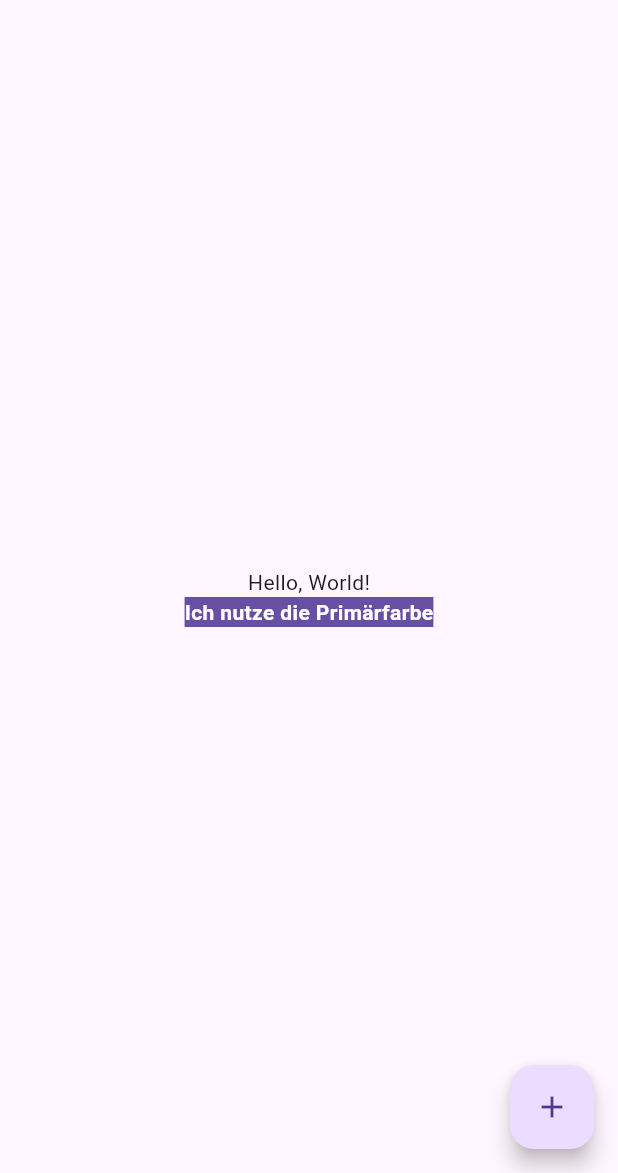
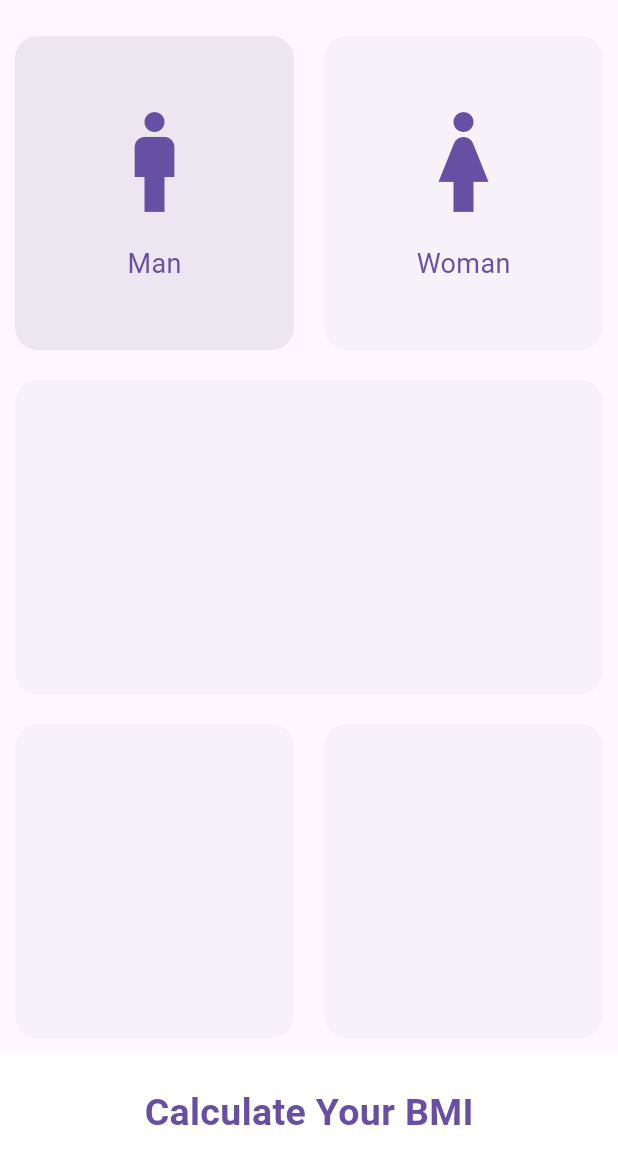
Before and after one commit to stiehle/bmi_calc, a Flutter app: the screen it shows after launch, on a phone screen of 412 x 824 dp, the part 63-1236 px from its top. Run offline on Flutter 3.47's test engine with Material 3 defaults, Android fonts, the phone set to English and light mode, and no system bars.

Commit message:
New Layout with Icons

```diff
--- a/lib/features/page/inputpage.dart
+++ b/lib/features/page/inputpage.dart
@@ -1,4 +1,5 @@
 import 'package:flutter/material.dart';
+// import 'package:font_awesome_flutter/font_awesome_flutter.dart';
 
 class InputPage extends StatefulWidget {
   const InputPage({super.key, required this.title});
@@ -19,28 +20,116 @@ class _InputPageState extends State<InputPage> {
         // backgroundColor: Theme.of(context).colorScheme.inversePrimary,
         title: Text(widget.title),
       ),
-      body: Center(
-        child: Column(
-          mainAxisAlignment: .center,
-          children: [
-            const Text('Hello, World!'),
-            Container(
-              color: Theme.of(context).colorScheme.primary,
-              child: Text(
-                "Ich nutze die Primärfarbe",
-                style: TextStyle(
-                  color: Theme.of(context).colorScheme.onPrimary,
-                  fontWeight: FontWeight.bold,
+      body: Column(
+        children: [
+          Expanded(
+            child: Row(
+              children: [
+                Expanded(
+                  child: ReusableCard(
+                    cardHighlight: true,
+                    cardChild: IconCard(icon: Icons.man, label: 'Man'),
+                  ),
+                ),
+
+                Expanded(
+                  child: ReusableCard(
+                    cardChild: IconCard(icon: Icons.woman, label: 'Woman'),
+                  ),
+                ),
+              ],
+            ),
+          ),
+          Expanded(child: ReusableCard()),
+          Expanded(
+            child: Row(
+              children: [
+                Expanded(child: ReusableCard()),
+                Expanded(child: ReusableCard()),
+              ],
+            ),
+          ),
+          Container(
+            color: Theme.of(context).colorScheme.onPrimary,
+            height: 80,
+            child: Center(
+              child: GestureDetector(
+                onTap: () {},
+                child: Text(
+                  'Calculate Your BMI',
+                  style: TextStyle(
+                    fontSize: 25,
+                    fontWeight: FontWeight.bold,
+                    color: Theme.of(context).colorScheme.primary,
+                  ),
                 ),
               ),
             ),
-          ],
-        ),
+          ),
+        ],
       ),
-      floatingActionButton: FloatingActionButton(
-        onPressed: () {},
-        child: Icon(Icons.add),
-      ),
+
+      // child: Container(
+      //         color: Theme.of(context).colorScheme.surfaceContainerLow,
+      //       ),
+
+      // floatingActionButton: FloatingActionButton(
+
+      //   onPressed: () {},
+      //   child: Icon(Icons.add),
+      // ),
     );
   }
 }
+
+class IconCard extends StatelessWidget {
+  const IconCard({required this.icon, required this.label, super.key});
+
+  final IconData? icon;
+  final String? label;
+
+  @override
+  Widget build(BuildContext context) {
+    return Column(
+      mainAxisAlignment: MainAxisAlignment.center,
+      children: [
+        Icon(icon, size: 80, color: Theme.of(context).colorScheme.primary),
+        SizedBox(height: 15),
+        Text(
+          label ?? 'MALE',
+          style: TextStyle(
+            fontSize: 18,
+            color: Theme.of(context).colorScheme.primary,
+          ),
+        ),
+      ],
+    );
+  }
+}
+
+class ReusableCard extends StatelessWidget {
+  // const ReusableCard({super.key});
+
+  const ReusableCard({super.key, this.cardHighlight = false, this.cardChild});
+
+  final bool cardHighlight;
+  final Widget? cardChild;
+
+  @override
+  Widget build(BuildContext context) {
+    return Container(
+      margin: EdgeInsets.all(10),
+      decoration: BoxDecoration(
+        // color: Theme.of(context).colorScheme.primaryContainer,
+        // color: Theme.of(context).colorScheme.surfaceContainerLow,
+        color: cardHighlight
+            ? Theme.of(context).colorScheme.surfaceContainerHigh
+            : Theme.of(context).colorScheme.surfaceContainerLow,
+
+        //
+        borderRadius: BorderRadius.circular(15),
+      ),
+      child: cardChild,
+    );
+  }
+}
--- a/lib/main.dart
+++ b/lib/main.dart
@@ -15,7 +15,7 @@ class MyApp extends StatelessWidget {
         useMaterial3: true,
         colorScheme: ColorScheme.fromSeed(
           seedColor: const Color(
-            0xFF55DF16,
+            0xFFF01F17,
           ), // Gleiche Ausgangsfarbe, aber andere Wirkung
           brightness: Brightness.dark,
         ),
--- a/pubspec.yaml
+++ b/pubspec.yaml
@@ -34,6 +34,7 @@ dependencies:
   # The following adds the Cupertino Icons font to your application.
   # Use with the CupertinoIcons class for iOS style icons.
   cupertino_icons: ^1.0.8
+  # font_awesome_flutter: ^10.12.0
 
 dev_dependencies:
   flutter_test:
```
